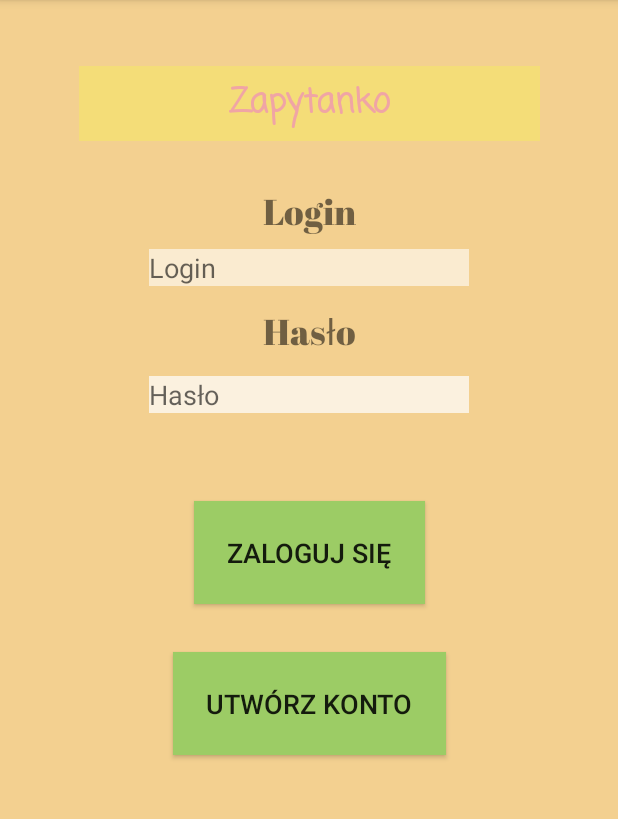
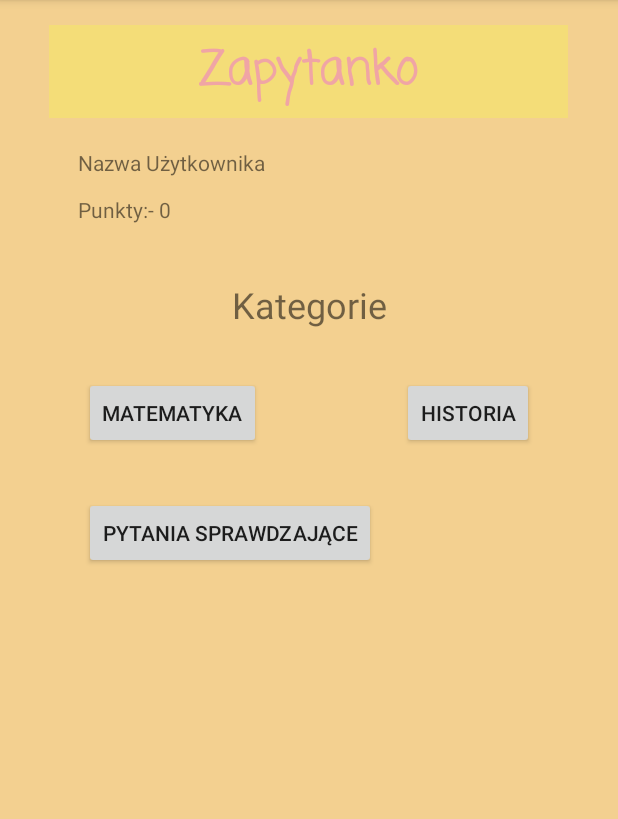
Before and after one commit to Czrek/AplikacjaQuizowanie, an Android app: the screen it shows after launch (MainActivity before the commit, panel_glowny after it), on a phone screen of 412 x 824 dp, the part 84-903 px from its top. Run offline under Robolectric (Android 15) with nearby library versions, the phone set to English and light mode, and no system bars.

Commit message:
zmianyy x2

```diff
--- a/app/build.gradle
+++ b/app/build.gradle
@@ -30,6 +30,7 @@ dependencies {
     implementation 'androidx.appcompat:appcompat:1.0.2'
     implementation 'androidx.core:core-ktx:1.0.2'
     implementation 'androidx.constraintlayout:constraintlayout:1.1.3'
+    implementation 'com.google.firebase:firebase-database:16.0.4'
     testImplementation 'junit:junit:4.12'
     androidTestImplementation 'androidx.test.ext:junit:1.1.0'
     androidTestImplementation 'androidx.test.espresso:espresso-core:3.1.1'
--- a/app/src/main/java/com/example/quizowanie/MainActivity.kt
+++ b/app/src/main/java/com/example/quizowanie/MainActivity.kt
@@ -1,12 +1,25 @@
 package com.example.quizowanie
 
+import android.content.Intent
 import androidx.appcompat.app.AppCompatActivity
 import android.os.Bundle
+import android.widget.Button
 
 class MainActivity : AppCompatActivity() {
 
     override fun onCreate(savedInstanceState: Bundle?) {
         super.onCreate(savedInstanceState)
         setContentView(R.layout.activity_main)
+        startActivity(Intent(applicationContext, panel_glowny::class.java))
+
+
+
+
+        val panelQuiz = findViewById<Button>(R.id.logowanieBT)
+        panelQuiz.setOnClickListener {
+            startActivity(Intent(applicationContext, panel_glowny::class.java))
+        }
     }
+
+
 }
--- a/app/src/main/java/com/example/quizowanie/panel_glowny.kt
+++ b/app/src/main/java/com/example/quizowanie/panel_glowny.kt
@@ -1,12 +1,151 @@
 package com.example.quizowanie
 
+import android.app.Activity
+import android.content.Context
+import android.content.Intent
+import android.content.res.Configuration
 import androidx.appcompat.app.AppCompatActivity
 import android.os.Bundle
+import android.widget.Button
+import android.widget.TextView
+import android.widget.Toast
 
 class panel_glowny : AppCompatActivity() {
+
+    private var txtHighScore: TextView? = null
+    private var mhighscore: Int = 0
+    private var allscore: Int = 0
 
     override fun onCreate(savedInstanceState: Bundle?) {
         super.onCreate(savedInstanceState)
         setContentView(R.layout.activity_panel_glowny)
+
+
+        txtHighScore = this.findViewById(R.id.highscore)
+        loadHighScore()
+
+        val startQuiz = findViewById<Button>(R.id.pierwszyButton)
+        startQuiz.setOnClickListener {
+            startActivityForResult(Intent(applicationContext, MainQuiz::class.java), REQUEST_CODE)
+        }
+      /*  if (allscore > 76) {
+            val startQuiz2 = findViewById<Button>(R.id.drugiButton)
+            startQuiz2.setOnClickListener {
+                startActivityForResult(
+                    Intent(applicationContext, DrugiQuiz::class.java),
+                    REQUEST_CODE
+                )
+
+            }
+        } else {
+            val startQuiz3 = findViewById<Button>(R.id.drugiButton)
+            startQuiz3.setOnClickListener {
+                Toast.makeText(
+                    this,
+                    "Masz za mało punktów żeby otworzyć tą kategorie\n-Potrzeba 70 pkt",
+                    Toast.LENGTH_SHORT
+                ).show()
+            }
+
+        }
+*/
     }
+
+
+    override fun onStart() {
+        super.onStart()
+
+        if (allscore > 89) {
+            val startQuiz2 = findViewById<Button>(R.id.drugiButton)
+            startQuiz2.setOnClickListener {
+                startActivityForResult(
+                    Intent(applicationContext, DrugiQuiz::class.java),
+                    REQUEST_CODE
+                )
+
+            }
+        } else {
+            val startQuiz3 = findViewById<Button>(R.id.drugiButton)
+            startQuiz3.setOnClickListener {
+                Toast.makeText(
+                    this,
+                    "Masz za mało punktów żeby otworzyć tą kategorie\n-Potrzeba 90 pkt",
+                    Toast.LENGTH_SHORT
+                ).show()
+            }
+
+        }
+
+        if (allscore > 179) {
+            val startQuiz2 = findViewById<Button>(R.id.trzeciButton)
+            startQuiz2.setOnClickListener {
+                startActivityForResult(
+                    Intent(applicationContext, TrzeciQuiz::class.java),
+                    REQUEST_CODE
+                )
+
+            }
+        } else {
+            val startQuiz3 = findViewById<Button>(R.id.trzeciButton)
+            startQuiz3.setOnClickListener {
+                Toast.makeText(
+                    this,
+                    "Masz za mało punktów żeby otworzyć tą kategorie\n-Potrzeba 180 pkt",
+                    Toast.LENGTH_SHORT
+                ).show()
+            }
+
+        }
+    }
+
+    override fun onActivityResult(requestCode: Int, resultCode: Int, data: Intent?) {
+        super.onActivityResult(requestCode, resultCode, data)
+
+        if (requestCode == REQUEST_CODE) {
+            if (resultCode == Activity.RESULT_OK) {
+                val score = data!!.getIntExtra(MainQuiz.FINAL_SCORE, 0)
+                allscore = score + allscore
+                txtHighScore!!.text = "Wszystkie punkty:- $allscore"
+                val preferences = getSharedPreferences(PREFS, Context.MODE_PRIVATE)
+                val editor = preferences.edit()
+                editor.putInt(HIGH_SCORE, allscore)
+                editor.apply()
+                    //   if (score > mhighscore) {
+                 //   updateScore(score)
+               // }
+            }
+        }
+
+    }
+
+   /* private fun updateScore(score: Int) {
+        mhighscore = score
+        txtHighScore!!.text = "My High Score:- $mhighscore"
+
+        val preferences = getSharedPreferences(PREFS, Context.MODE_PRIVATE)
+        val editor = preferences.edit()
+        editor.putInt(HIGH_SCORE, mhighscore)
+        editor.apply()
+
+        }
+*/
+
+    private fun loadHighScore() {
+        val preferences = getSharedPreferences(PREFS, Context.MODE_PRIVATE)
+        allscore = preferences.getInt(HIGH_SCORE, 0)
+        txtHighScore!!.text = "Punkty:- $allscore"
+    }
+   // private fun loadHighScore() {
+   //     val preferences = getSharedPreferences(PREFS, Context.MODE_PRIVATE)
+    //    mhighscore = preferences.getInt(HIGH_SCORE, 0)
+   //     txtHighScore!!.text = "My High Score:- $mhighscore"
+
+  //  }
+    companion object {
+
+        private val REQUEST_CODE = 1
+        val PREFS = "shared_prefs"
+        val HIGH_SCORE = "high_score"
+    }
+
 }
--- a/app/src/main/res/layout/activity_main.xml
+++ b/app/src/main/res/layout/activity_main.xml
@@ -4,8 +4,7 @@
     xmlns:tools="http://schemas.android.com/tools"
     android:layout_width="match_parent"
     android:layout_height="match_parent"
-    android:background="#F3D090"
-    tools:context=".panel_logowania">
+    android:background="#F3D090">
 
 
     <TextView
--- a/app/src/main/res/layout/activity_panel_glowny.xml
+++ b/app/src/main/res/layout/activity_panel_glowny.xml
@@ -41,7 +41,7 @@
         app:layout_constraintTop_toBottomOf="@+id/nazwa" />
 
     <TextView
-        android:id="@+id/Text_Ilosc_pkt"
+        android:id="@+id/highscore"
         android:layout_width="wrap_content"
         android:layout_height="wrap_content"
         android:layout_marginStart="52dp"
@@ -62,44 +62,34 @@
         app:layout_constraintTop_toBottomOf="@+id/nazwa" />
 
     <Button
-        android:id="@+id/button3"
+        android:id="@+id/pierwszyButton"
         android:layout_width="wrap_content"
         android:layout_height="wrap_content"
-        android:layout_marginStart="64dp"
+        android:layout_marginStart="56dp"
         android:layout_marginTop="32dp"
-        android:text="Button"
+        android:text="Matematyka"
         app:layout_constraintStart_toStartOf="parent"
         app:layout_constraintTop_toBottomOf="@+id/textKategorie" />
 
     <Button
-        android:id="@+id/button4"
+        android:id="@+id/drugiButton"
         android:layout_width="wrap_content"
         android:layout_height="wrap_content"
         android:layout_marginTop="32dp"
-        android:layout_marginEnd="64dp"
-        android:text="Button"
+        android:layout_marginEnd="56dp"
+        android:text="Historia"
         app:layout_constraintEnd_toEndOf="parent"
         app:layout_constraintTop_toBottomOf="@+id/textKategorie" />
 
     <Button
-        android:id="@+id/button5"
+        android:id="@+id/trzeciButton"
         android:layout_width="wrap_content"
         android:layout_height="wrap_content"
-        android:layout_marginStart="64dp"
+        android:layout_marginStart="56dp"
         android:layout_marginTop="32dp"
-        android:text="Button"
+        android:text="Pytania sprawdzające"
         app:layout_constraintStart_toStartOf="parent"
-        app:layout_constraintTop_toBottomOf="@+id/button3" />
-
-    <Button
-        android:id="@+id/button6"
-        android:layout_width="wrap_content"
-        android:layout_height="wrap_content"
-        android:layout_marginTop="32dp"
-        android:layout_marginEnd="64dp"
-        android:text="Button"
-        app:layout_constraintEnd_toEndOf="parent"
-        app:layout_constraintTop_toBottomOf="@+id/button4" />
+        app:layout_constraintTop_toBottomOf="@+id/pierwszyButton" />
 
     <TextView
         android:id="@+id/NazwaUz"
@@ -116,7 +106,7 @@
         android:layout_height="wrap_content"
         android:layout_marginStart="32dp"
         android:layout_marginTop="12dp"
-        app:layout_constraintStart_toEndOf="@+id/Text_Ilosc_pkt"
+        app:layout_constraintStart_toEndOf="@+id/highscore"
         app:layout_constraintTop_toBottomOf="@+id/NazwaUz" />
 
 </androidx.constraintlayout.widget.ConstraintLayout>
```
Also changed, not shown: app/src/main/AndroidManifest.xml (+6 -2 lines).
